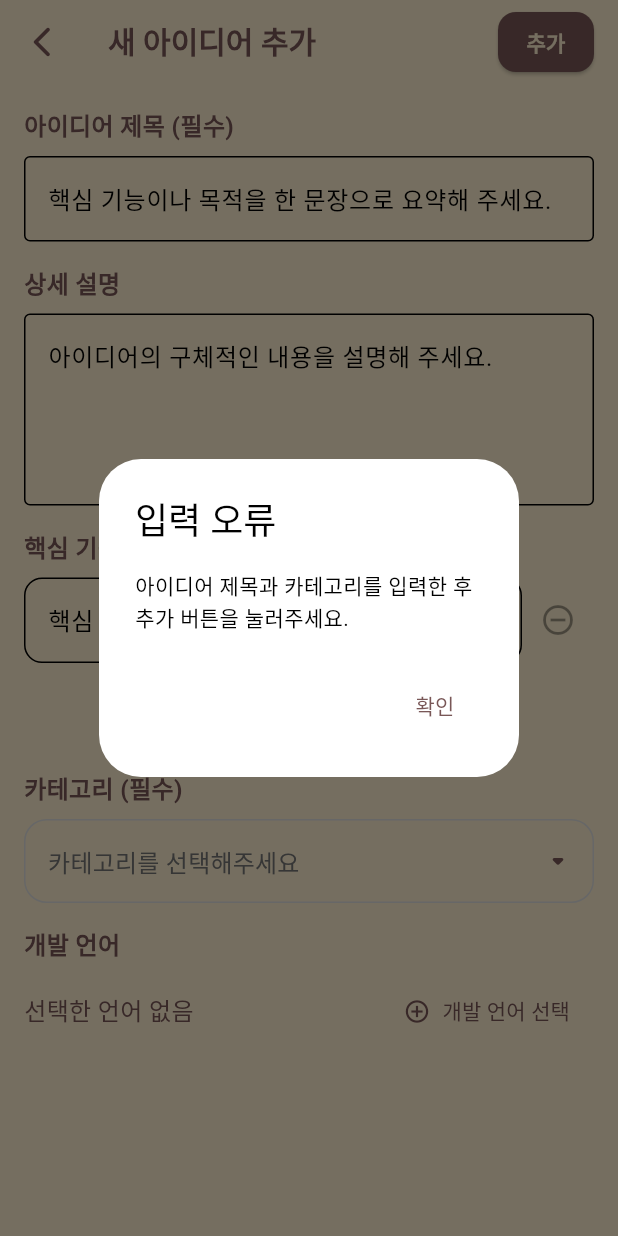
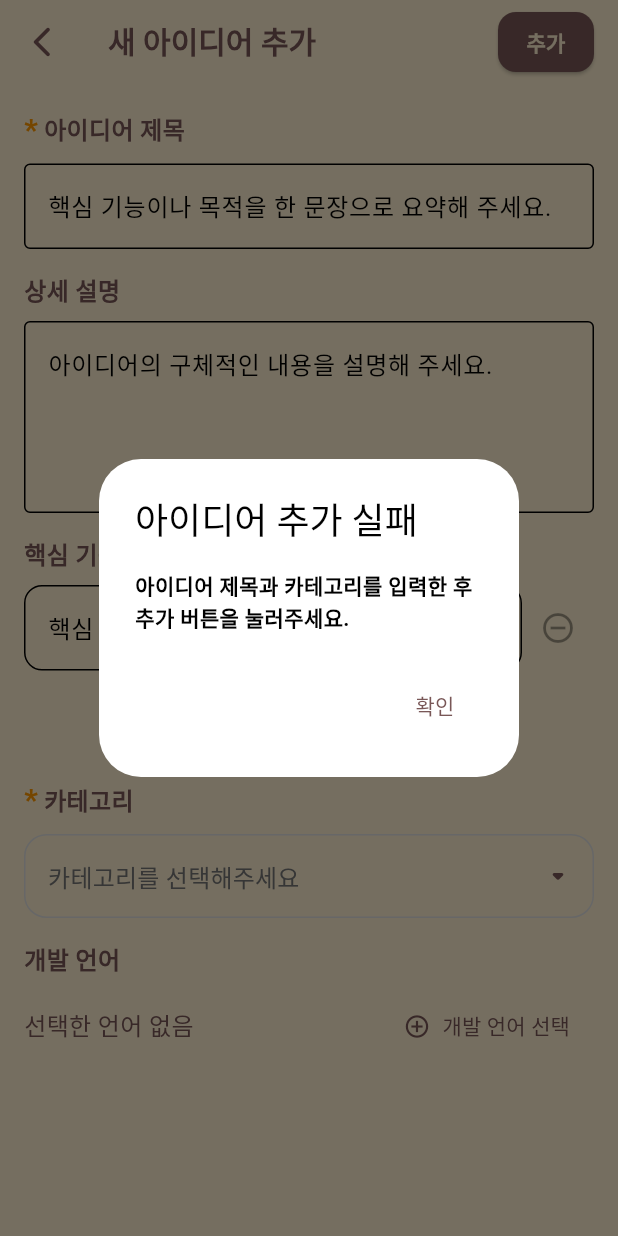
Before and after one commit to roypower6/Wayhow, a Flutter app: the AddIdeaScreen screen opened directly, after a tap on "핵심 기능 추가", after a tap on the "remove circle outline" icon, after a tap on "추가", on a phone screen of 412 x 824 dp. Run offline on Flutter 3.47's test engine with Material 3 defaults, Android fonts, the light colour scheme and no system bars; our stand-ins replace get, shared_preferences, unicons; missing offline and left inert: dev_icons; accounts and stored records are empty.

Commit message:
2025-03-11 update

```diff
--- a/lib/screens/add_idea_screen.dart
+++ b/lib/screens/add_idea_screen.dart
@@ -4,6 +4,7 @@ import 'package:wayhow/controllers/ideas_controller.dart';
 import 'package:wayhow/models/idea_model.dart';
 import 'package:wayhow/widgets/add_idea_screen_widget/core_features.dart';
 import 'package:wayhow/widgets/add_idea_screen_widget/dev_icon_picker.dart';
+import 'package:wayhow/widgets/add_idea_screen_widget/essential_mark.dart';
 import 'package:wayhow/widgets/add_idea_screen_widget/idea_description.dart';
 import 'package:wayhow/widgets/add_idea_screen_widget/section_title.dart';
 import 'package:wayhow/widgets/add_idea_screen_widget/category_dropdown.dart';
@@ -73,8 +74,11 @@ class AddIdeaScreenState extends State<AddIdeaScreen> {
       context: context,
       builder: (BuildContext context) {
         return AlertDialog(
-          title: const Text('입력 오류'),
-          content: const Text('아이디어 제목과 카테고리를 입력한 후 \n추가 버튼을 눌러주세요.'),
+          title: const Text('아이디어 추가 실패'),
+          content: const Text('아이디어 제목과 카테고리를 입력한 후 \n추가 버튼을 눌러주세요.',
+              style: TextStyle(
+                fontWeight: FontWeight.bold,
+              )),
           actions: <Widget>[
             TextButton(
               child: const Text('확인'),
@@ -139,7 +143,13 @@ class AddIdeaScreenState extends State<AddIdeaScreen> {
           child: Column(
             crossAxisAlignment: CrossAxisAlignment.stretch,
             children: [
-              const SectionTitle(title: '아이디어 제목 (필수)'),
+              const Row(
+                children: [
+                  EssentialMark(title: '*'),
+                  SizedBox(width: 4),
+                  SectionTitle(title: '아이디어 제목'),
+                ],
+              ),
               IdeaDescription(
                 controller: textController,
                 hintText: '핵심 기능이나 목적을 한 문장으로 요약해 주세요.',
@@ -162,7 +172,13 @@ class AddIdeaScreenState extends State<AddIdeaScreen> {
                 },
               ),
               const SizedBox(height: 16),
-              const SectionTitle(title: '카테고리 (필수)'),
+              const Row(
+                children: [
+                  EssentialMark(title: '*'),
+                  SizedBox(width: 4),
+                  SectionTitle(title: '카테고리'),
+                ],
+              ),
               CategoryDropdown(
                 selectedCategory:
                     selectedCategory.isEmpty ? null : selectedCategory,
--- /dev/null
+++ b/lib/widgets/add_idea_screen_widget/essential_mark.dart
@@ -0,0 +1,22 @@
+import 'package:flutter/material.dart';
+
+class EssentialMark extends StatelessWidget {
+  final String title;
+
+  const EssentialMark({super.key, required this.title});
+
+  @override
+  Widget build(BuildContext context) {
+    return Padding(
+      padding: const EdgeInsets.only(bottom: 8.0),
+      child: Text(
+        title,
+        style: const TextStyle(
+          color: Colors.orange,
+          fontWeight: FontWeight.bold,
+          fontSize: 20,
+        ),
+      ),
+    );
+  }
+}
```
